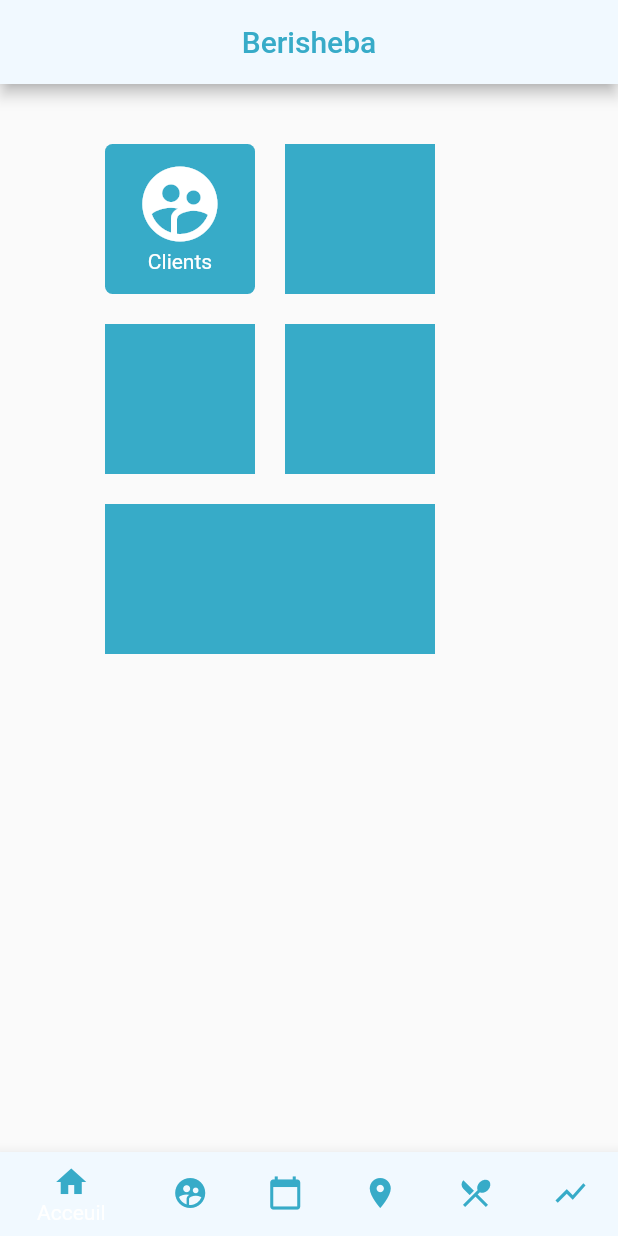
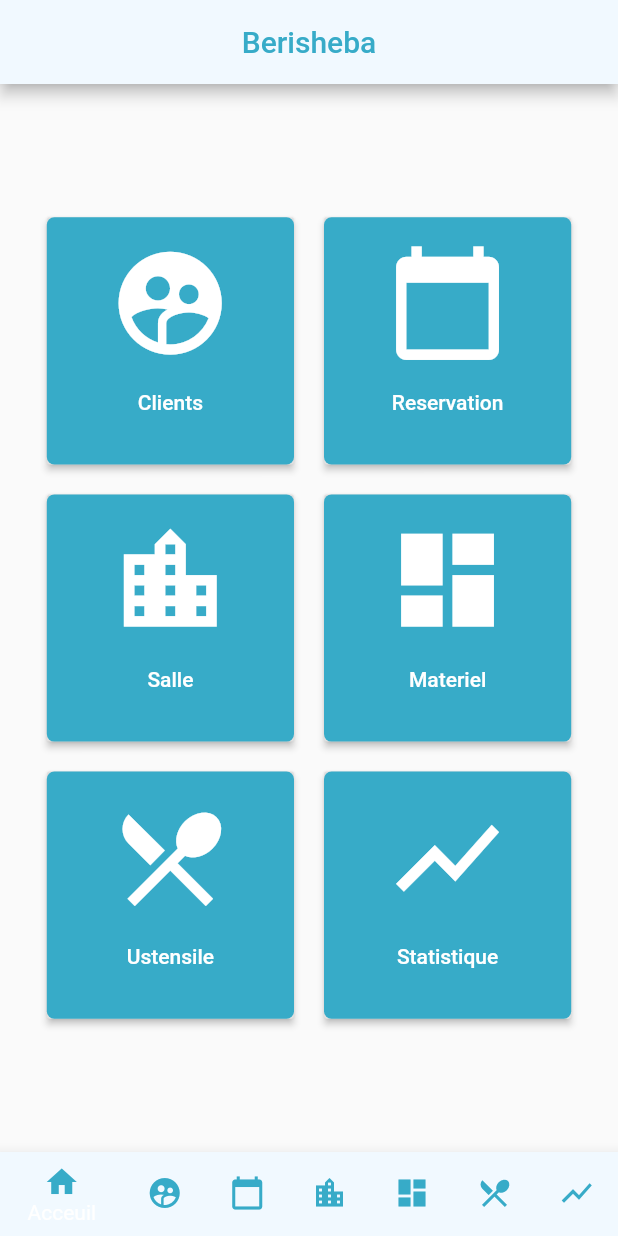
Before and after one commit to rajaomariajaona/Berisheba-Mobile, a Flutter app: the screen it shows after launch, on a phone screen of 412 x 824 dp. Run offline on Flutter 3.47's test engine with Material 2 defaults, Android fonts, the phone set to English and light mode, and no system bars.

Commit message:
Acceuil portrait

```diff
--- a/lib/acceuil.dart
+++ /dev/null
@@ -1,80 +0,0 @@
-import 'package:berisheba/config.dart';
-import 'package:berisheba/tab_state.dart';
-import 'package:flutter/material.dart';
-import 'package:provider/provider.dart';
-
-class Acceuil extends StatelessWidget {
-  @override
-  Widget build(BuildContext context) {
-    final tabState = Provider.of<TabState>(context);
-    return ListView(
-      padding: EdgeInsets.symmetric(horizontal: 60, vertical: 30),
-      children: <Widget>[
-        Row(
-          children: <Widget>[
-            GestureDetector(
-              child: Container(
-                decoration: BoxDecoration(
-                    borderRadius: const BorderRadius.all(Radius.circular(5)),
-                    color: Config.primaryBlue
-                ),
-                margin: const EdgeInsets.all(10),
-                padding: const EdgeInsets.all(10),
-                height: 100,
-                width: 100,
-                child: Column(
-                  children: <Widget>[
-                    Icon(Icons.supervised_user_circle,
-                      color: Colors.white,
-                      size: 60,
-                    ),
-                    Text("Clients",
-                      style: TextStyle(
-                          color: Colors.white
-                      ),
-                    )
-                  ],
-                ),
-              ),
-              onTap: () {
-                tabState.changeIndex(1);
-              },
-            ),
-            Container(
-              margin: EdgeInsets.all(10),
-              height: 100,
-              width: 100,
-              color: Config.primaryBlue,
-            )
-          ],
-        ),
-        Row(
-          children: <Widget>[
-            Container(
-              margin: EdgeInsets.all(10),
-              height: 100,
-              width: 100,
-              color: Config.primaryBlue,
-            ),
-            Container(
-              margin: EdgeInsets.all(10),
-              height: 100,
-              width: 100,
-              color: Config.primaryBlue,
-            )
-          ],
-        ),
-        Row(
-          children: <Widget>[
-            Container(
-              margin: EdgeInsets.all(10),
-              height: 100,
-              width: 220,
-              color: Config.primaryBlue,
-            )
-          ],
-        ),
-      ],
-    );
-  }
-}
--- a/lib/config.dart
+++ b/lib/config.dart
@@ -4,11 +4,27 @@ class Config {
   static Color get primaryBlue => Color.fromARGB(255, 55, 171, 200);
   static Color get secondaryBlue => Color.fromARGB(255, 241, 249, 255);
 
+  // Accueil Nav
+
+  static Color get acceuilNavItemColor => Config.primaryBlue;
+
+  static Map<String, IconData> get navIcons => <String, IconData>{
+        "acceuil": Icons.home,
+        "client": Icons.supervised_user_circle,
+        "reservation": Icons.calendar_today,
+        "salle": Icons.location_city,
+        "materiel": Icons.dashboard,
+        "ustensile": Icons.local_dining,
+        "statistique": Icons.show_chart
+      };
+
+  //App bar
   static Color get appBarBgColor => Config.secondaryBlue;
   static Color get appBarTextColor => Config.primaryBlue;
+
+  // Bottom nav bar
+
   static Color get bottomNavIconsColor => Config.primaryBlue;
   static Color get bottomNavTextColor => Config.primaryBlue;
-
   static Color get bottomNavBgColor => Config.secondaryBlue;
-
 }
--- a/lib/main.dart
+++ b/lib/main.dart
@@ -1,9 +1,11 @@
 import 'package:berisheba/squellete.dart';
-import 'package:berisheba/tab_state.dart';
+import 'package:berisheba/states/tab_state.dart';
 import 'package:flutter/material.dart';
 import 'package:provider/provider.dart';
 
-void main() => runApp(MyApp());
+void main() {
+runApp(MyApp());
+}
 
 class MyApp extends StatelessWidget {
   // This widget is the root of your application.
--- /dev/null
+++ b/lib/routes/acceuil/acceuil_portrait.dart
@@ -0,0 +1,74 @@
+import 'package:berisheba/config.dart';
+import 'package:berisheba/routes/acceuil/acceuil_widgets.dart';
+import 'package:berisheba/states/tab_state.dart';
+import 'package:flutter/material.dart';
+import 'package:flutter/painting.dart';
+import 'package:provider/provider.dart';
+
+class AcceuilPortrait extends StatelessWidget {
+  @override
+  Widget build(BuildContext context) {
+    final tabState = Provider.of<TabState>(context);
+    return Flex(
+      direction: Axis.vertical,
+      mainAxisAlignment: MainAxisAlignment.center,
+      children: <Widget>[
+        Padding(
+          padding: const EdgeInsets.symmetric(horizontal: 0, vertical: 10),
+          child: Row(
+            mainAxisAlignment: MainAxisAlignment.center,
+            children: <Widget>[
+              NavigationItem(context, "Clients", Config.navIcons["client"], () {
+                tabState.changeIndex(1);
+              }).item,
+              SizedBox(
+                width: 20,
+              ),
+              NavigationItem(
+                  context, "Reservation", Config.navIcons["reservation"], () {
+                tabState.changeIndex(2);
+              }).item
+            ],
+          ),
+        ),
+        Padding(
+          padding: const EdgeInsets.symmetric(horizontal: 0, vertical: 10),
+          child: Row(
+            mainAxisAlignment: MainAxisAlignment.center,
+            children: <Widget>[
+              NavigationItem(context, "Salle", Config.navIcons["salle"], () {
+                tabState.changeIndex(3);
+              }).item,
+              SizedBox(
+                width: 20,
+              ),
+              NavigationItem(context, "Materiel", Config.navIcons["materiel"],
+                  () {
+                tabState.changeIndex(4);
+              }).item
+            ],
+          ),
+        ),
+        Padding(
+          padding: const EdgeInsets.symmetric(horizontal: 0, vertical: 10),
+          child: Row(
+            mainAxisAlignment: MainAxisAlignment.center,
+            children: <Widget>[
+              NavigationItem(context, "Ustensile", Config.navIcons["ustensile"],
+                  () {
+                tabState.changeIndex(5);
+              }).item,
+              SizedBox(
+                width: 20,
+              ),
+              NavigationItem(
+                  context, "Statistique", Config.navIcons["statistique"], () {
+                tabState.changeIndex(6);
+              }).item
+            ],
+          ),
+        ),
+      ],
+    );
+  }
+}
--- /dev/null
+++ b/lib/routes/acceuil/acceuil_widgets.dart
@@ -0,0 +1,52 @@
+import 'package:berisheba/config.dart';
+import 'package:flutter/material.dart';
+
+class NavigationItem {
+  final String _title;
+  final IconData _iconData;
+  final VoidCallback _fn;
+  final BuildContext _context;
+
+  NavigationItem(this._context, this._title, this._iconData, this._fn);
+
+  Widget get item => Flexible(
+        flex: 1,
+        child: Container(
+          height: MediaQuery.of(_context).size.height * 0.2,
+          child: LayoutBuilder(
+            builder: (BuildContext ctx, BoxConstraints constraints) {
+              return AspectRatio(
+                  aspectRatio: 1.0,
+                  child: RaisedButton(
+                    padding: EdgeInsets.all(0),
+                    child: Container(
+                      width: constraints.maxWidth,
+                      decoration: BoxDecoration(
+                          color: Config.acceuilNavItemColor,
+                          borderRadius: BorderRadius.all(Radius.circular(5))),
+                      child: Column(
+                        children: <Widget>[
+                          Expanded(
+                              flex: 7,
+                              child: Icon(
+                                _iconData,
+                                color: Colors.white,
+                                size: constraints.maxHeight * 0.5,
+                              )),
+                          Flexible(
+                            flex: 3,
+                            child: Text(
+                              _title,
+                              style: TextStyle(color: Colors.white),
+                            ),
+                          ),
+                        ],
+                      ),
+                    ),
+                    onPressed: _fn,
+                  ));
+            },
+          ),
+        ),
+      );
+}
--- a/lib/squellete.dart
+++ b/lib/squellete.dart
@@ -1,43 +1,43 @@
-import 'package:berisheba/acceuil.dart';
-import 'package:berisheba/clients.dart';
 import 'package:berisheba/config.dart';
+import 'package:berisheba/routes/acceuil/acceuil_landscape.dart';
+import 'package:berisheba/routes/acceuil/acceuil_portrait.dart';
+import 'package:berisheba/routes/clients.dart';
+import 'package:berisheba/states/tab_state.dart';
 import 'package:flutter/material.dart';
 import 'package:provider/provider.dart';
-import 'package:berisheba/tab_state.dart';
 
-class Squellete extends StatefulWidget{
+class Squellete extends StatefulWidget {
   @override
   State<StatefulWidget> createState() => _SquelleteState();
 }
 
 class _SquelleteState extends State<Squellete> {
-  BottomNavigationBarItem bottomNav(String title, IconData iconData){
+  BottomNavigationBarItem bottomNav(String title, IconData iconData) {
     return BottomNavigationBarItem(
       icon: Icon(
         iconData,
         color: Config.bottomNavIconsColor,
       ),
-      title: Text(title,
-        style: TextStyle(
-            color: Config.bottomNavTextColor
-        ),
+      title: Text(
+        title,
+        style: TextStyle(color: Config.bottomNavTextColor, fontSize: 11),
       ),
       backgroundColor: Config.bottomNavBgColor,
     );
   }
-
 
   @override
   Widget build(BuildContext context) {
     final tabState = Provider.of<TabState>(context);
     final BottomNavigationBar _bottomNavBar = BottomNavigationBar(
       items: <BottomNavigationBarItem>[
-        bottomNav("Acceuil", Icons.home),
-        bottomNav("Clients", Icons.supervised_user_circle),
-        bottomNav("Reservations", Icons.calendar_today),
-        bottomNav("Salles", Icons.room),
-        bottomNav("Materiels", Icons.local_dining),
-        bottomNav("Statistiques", Icons.show_chart),
+        bottomNav("Acceuil", Config.navIcons["acceuil"]),
+        bottomNav("Client", Config.navIcons["client"]),
+        bottomNav("Reservation", Config.navIcons["reservation"]),
+        bottomNav("Salle", Config.navIcons["salle"]),
+        bottomNav("Materiel", Config.navIcons["materiel"]),
+        bottomNav("Ustensile", Config.navIcons["ustensile"]),
+        bottomNav("Statistique", Config.navIcons["statistique"]),
       ],
       type: BottomNavigationBarType.shifting,
       currentIndex: tabState.index,
@@ -45,28 +45,41 @@ class _SquelleteState extends State<Squellete> {
         tabState.changeIndex(index);
       },
     );
-    final List<Widget> routes = [
-      Acceuil(),
+    final List<Widget> routesPortrait = [
+      AcceuilPortrait(),
+      Clients(),
       Clients(),
       Clients(),
       Clients(),
       Clients(),
       Clients(),
     ];
-    assert(_bottomNavBar.items.length == routes.length);
+    final List<Widget> routesLandscape = [
+      AcceuilLandscape(),
+      Clients(),
+      Clients(),
+      Clients(),
+      Clients(),
+      Clients(),
+      Clients(),
+    ];
+    assert(_bottomNavBar.items.length == routesPortrait.length);
+    assert(_bottomNavBar.items.length == routesLandscape.length);
     return Scaffold(
         appBar: AppBar(
           backgroundColor: Config.appBarBgColor,
           centerTitle: true,
-          title: Text("Berisheba",
-            style: TextStyle(
-                color: Config.appBarTextColor
-            ),
+          title: Text(
+            "Berisheba",
+            style: TextStyle(color: Config.appBarTextColor),
           ),
         ),
-        body: routes[tabState.index],
-        bottomNavigationBar: _bottomNavBar
-    );
+        body: OrientationBuilder(
+          builder: (BuildContext context, Orientation orientation) =>
+              orientation == Orientation.portrait
+                  ? routesPortrait[tabState.index]
+                  : routesLandscape[tabState.index],
+        ),
+        bottomNavigationBar: _bottomNavBar);
   }
-
 }
```
Also changed, not shown: lib/backup.txt (added, +66 -0 lines), lib/routes/acceuil/acceuil_landscape.dart (added, +267 -0 lines), lib/routes/client/client_portrait.dart (added, +8 -0 lines), lib/routes/client/client_widgets.dart (added), lib/routes/clients.dart (renamed from lib/clients.dart), lib/states/tab_state.dart (renamed from lib/tab_state.dart).
